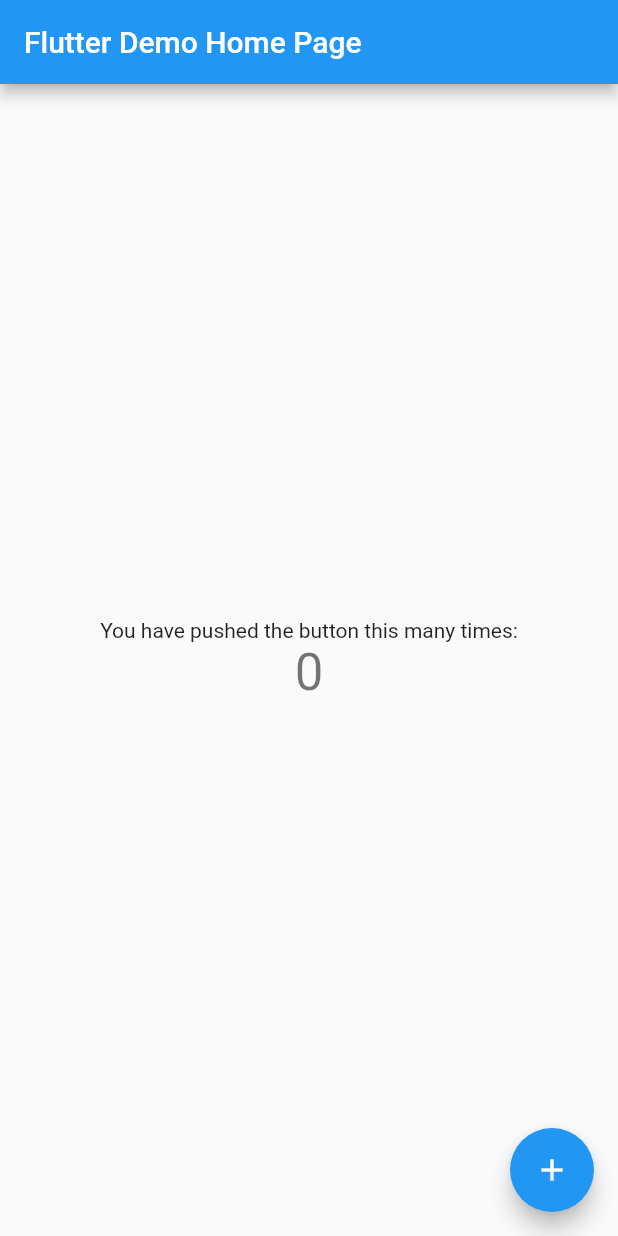
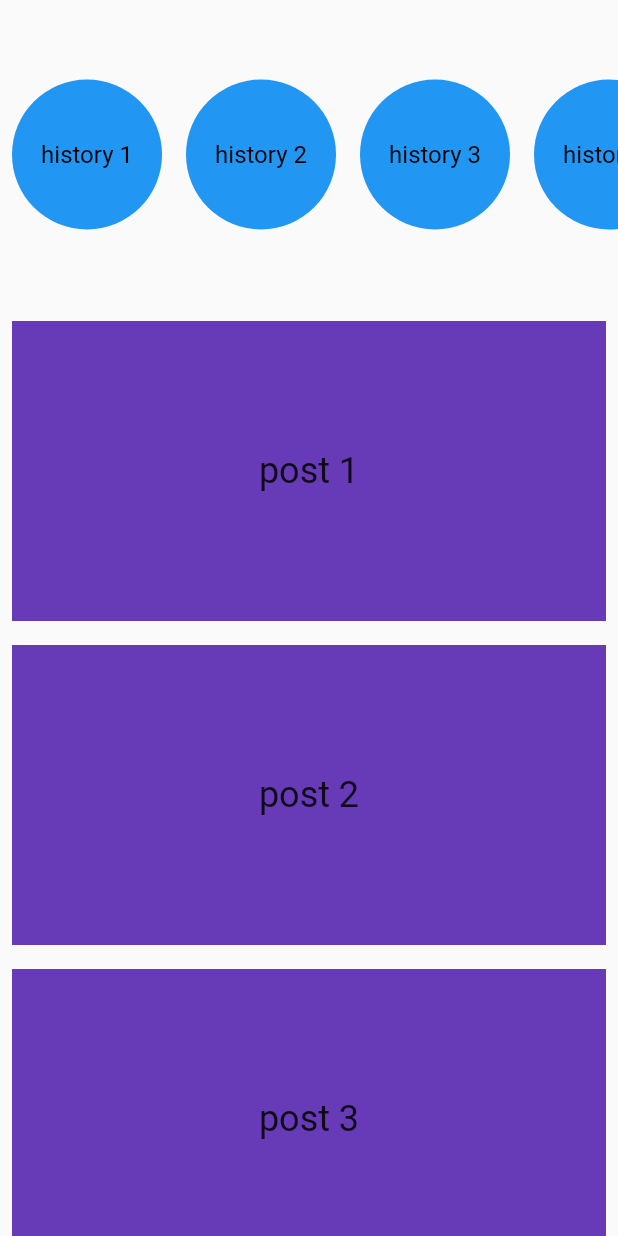
Before and after one commit to Hbbmoussa/flutteer_practice, a Flutter app: the screen it shows after launch, on a phone screen of 412 x 824 dp. Run offline on Flutter 3.47's test engine with Material 2 defaults, Android fonts, the light colour scheme and no system bars.

Commit message:
instagram pages complete

```diff
--- a/lib/my_app.dart
+++ b/lib/my_app.dart
@@ -3,8 +3,6 @@
 
 class MyApp extends StatelessWidget {
   const MyApp({super.key});
-
-  // This widget is the root of your application.
   @override
   Widget build(BuildContext context) {
     return MaterialApp(
@@ -12,7 +10,7 @@
       theme: ThemeData(
         primarySwatch: Colors.blue,
       ),
-      home: const MyHomePage(title: 'Flutter Demo Home Page'),
+      home: const MyHomePage(title: 'Home Page'),
     );
   }
 }
--- a/lib/pages/home_page.dart
+++ b/lib/pages/home_page.dart
@@ -1,4 +1,7 @@
+import 'package:flutteer_practice/pages/my_square.dart';
 import 'package:flutter/material.dart';
+
+import 'my_circle.dart';
 
 class MyHomePage extends StatefulWidget {
   const MyHomePage({super.key, required this.title});
@@ -10,41 +13,33 @@
 }
 
 class _MyHomePageState extends State<MyHomePage> {
-  int _counter = 0;
-
-  void _incrementCounter() {
-    setState(() {
-      _counter++;
-    });
-  }
+  final List _post = ['post 1', 'post 2', 'post 3', 'post 4'];
+  final List _histories = ['history 1', 'history 2', 'history 3', 'history 4'];
 
   @override
   Widget build(BuildContext context) {
     return Scaffold(
-      appBar: AppBar(
-        // Here we take the value from the MyHomePage object that was created by
-        // the App.build method, and use it to set our appbar title.
-        title: Text(widget.title),
+        body: Column(children: [
+      Expanded(
+          flex: 1,
+          child: ListView.builder(
+              scrollDirection: Axis.horizontal,
+              itemCount: _histories.length,
+              itemBuilder: (context, index) {
+                return MyCircle(
+                  history: _histories[index],
+                );
+              })),
+      Expanded(
+        flex: 3,
+        child: ListView.builder(
+            itemCount: _post.length,
+            itemBuilder: (context, index) {
+              return MySquaree(
+                child: _post[index],
+              );
+            }),
       ),
-      body: Center(
-        child: Column(
-          mainAxisAlignment: MainAxisAlignment.center,
-          children: <Widget>[
-            const Text(
-              'You have pushed the button this many times:',
-            ),
-            Text(
-              '$_counter',
-              style: Theme.of(context).textTheme.headlineMedium,
-            ),
-          ],
-        ),
-      ),
-      floatingActionButton: FloatingActionButton(
-        onPressed: _incrementCounter,
-        tooltip: 'Increment',
-        child: const Icon(Icons.add),
-      ), // This trailing comma makes auto-formatting nicer for build methods.
-    );
+    ]));
   }
 }
--- /dev/null
+++ b/lib/pages/my_circle.dart
@@ -0,0 +1,24 @@
+import 'package:flutter/material.dart';
+
+class MyCircle extends StatelessWidget {
+  final String history;
+
+  const MyCircle({required this.history});
+
+  @override
+  Widget build(BuildContext context) {
+    return Padding(
+      padding: EdgeInsets.all(8.0),
+      child: Container(
+        height: 100,
+        width: 100,
+        decoration: BoxDecoration(shape: BoxShape.circle, color: Colors.blue),
+        child: Center(
+            child: Text(
+          history,
+          style: TextStyle(fontSize: 16, color: Colors.black),
+        )),
+      ),
+    );
+  }
+}
--- /dev/null
+++ b/lib/pages/my_square.dart
@@ -0,0 +1,24 @@
+import 'package:flutter/material.dart';
+import 'package:flutter/src/widgets/framework.dart';
+
+class MySquaree extends StatelessWidget {
+  final String child;
+
+  const MySquaree({required this.child});
+
+  @override
+  Widget build(BuildContext context) {
+    return Padding(
+      padding: const EdgeInsets.all(8.0),
+      child: Container(
+        height: 200,
+        color: Colors.deepPurple,
+        child: Center(
+            child: Text(
+          child,
+          style: TextStyle(fontSize: 24),
+        )),
+      ),
+    );
+  }
+}
```
